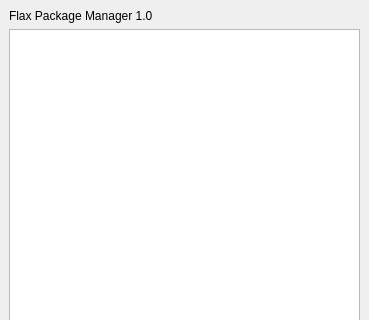
Before: the Qt Designer form mainwindow.ui in Crawcik/FlaxPluginManager, drawn with Qt 5; both pictures show x 0 to 369 and y 0 to 320 of the 369 by 600 pixel window.
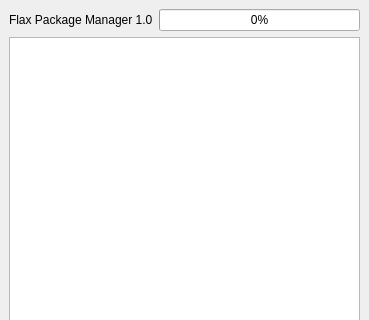
After: the same form once the commit is applied.

Commit message: Git module download

What changed in the file:
```diff
--- a/mainwindow.ui
+++ b/mainwindow.ui
@@ -16,11 +16,28 @@
   <widget class="QWidget" name="centralwidget">
    <layout class="QVBoxLayout" name="verticalLayout">
     <item>
+     <layout class="QHBoxLayout" name="horizontalLayout_2">
+      <item>
      <widget class="QLabel" name="info">
       <property name="text">
        <string>Flax Package Manager 1.0</string>
       </property>
      </widget>
+      </item>
+      <item>
+       <widget class="QProgressBar" name="progressBar">
+        <property name="enabled">
+         <bool>true</bool>
+        </property>
+        <property name="value">
+         <number>0</number>
+        </property>
+        <property name="textVisible">
+         <bool>true</bool>
+        </property>
+       </widget>
+      </item>
+     </layout>
     </item>
     <item>
      <widget class="QListWidget" name="list">
```
Lines whose indentation alone changed are shown as unchanged. The commit also changes 2 other files.
